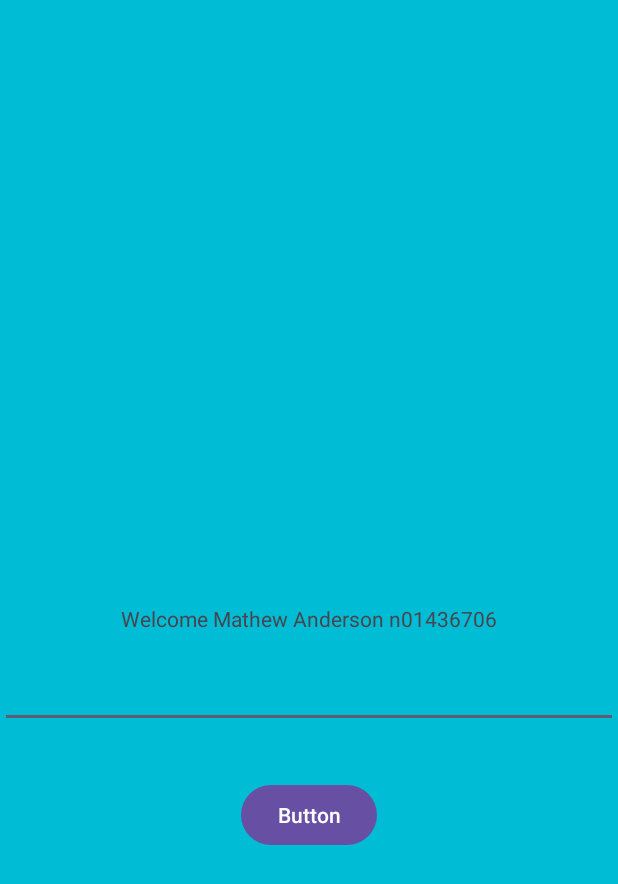
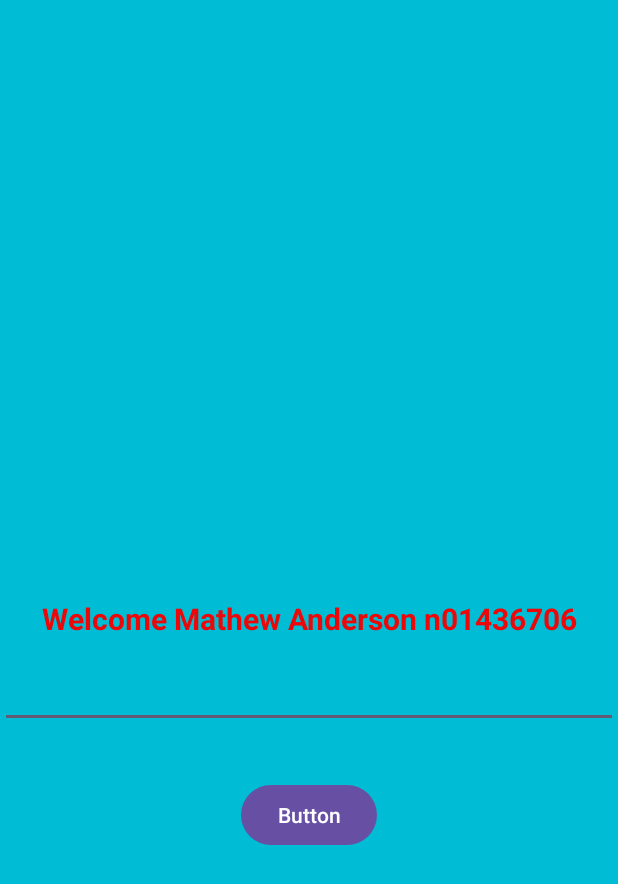
Before and after one commit to MathewAnderson6706/MathewAndersonLab4, an Android app: the screen it shows after launch (MathewActivity), on a phone screen of 412 x 824 dp. Shown: the top 884 px of the screen. Run offline under Robolectric (Android 15) with nearby library versions, the phone set to English and light mode, and no system bars.

Commit message:
-Made TextView red, bold, and bigger font

```diff
--- a/MathewLab44/src/main/res/layout/activity_mathew.xml
+++ b/MathewLab44/src/main/res/layout/activity_mathew.xml
@@ -11,6 +11,9 @@
         android:layout_width="wrap_content"
         android:layout_height="wrap_content"
         android:text="@string/welcome"
+        android:textColor="@color/red"
+        android:textSize="20sp"
+        android:textStyle="bold"
         app:layout_constraintBottom_toBottomOf="parent"
         app:layout_constraintEnd_toEndOf="parent"
         app:layout_constraintStart_toStartOf="parent"
```
